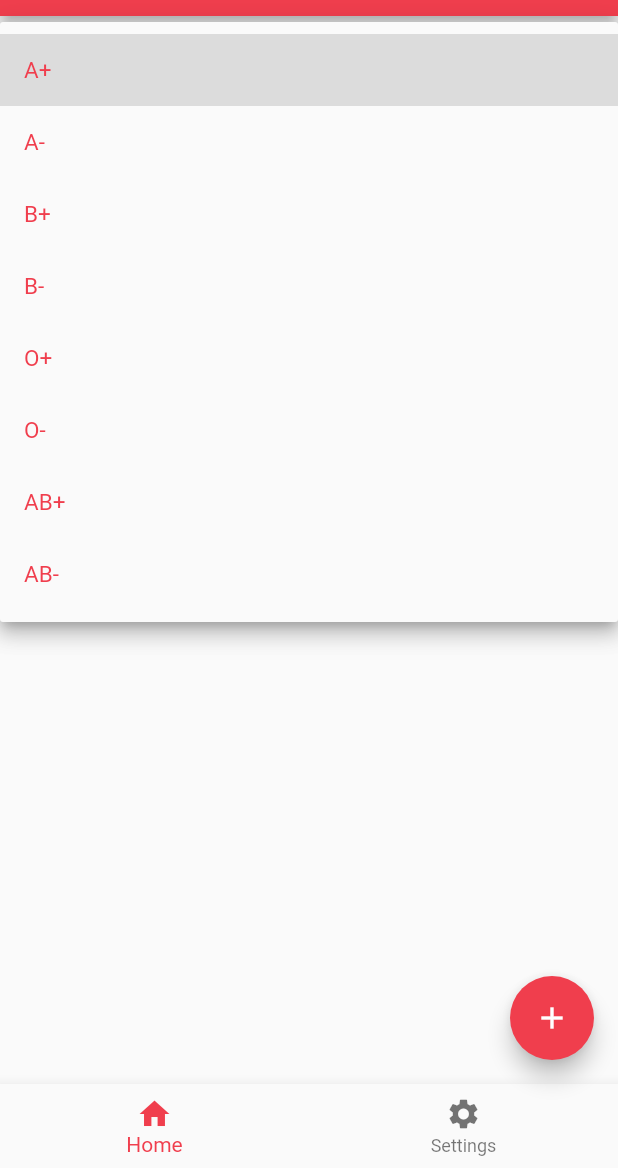
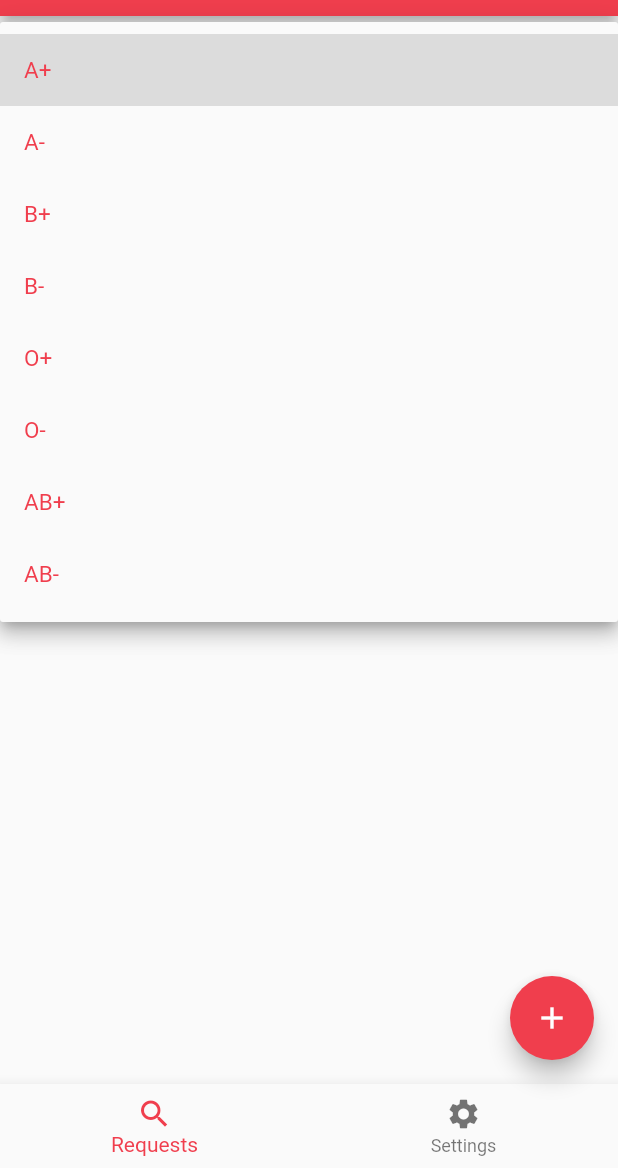
Before and after one commit to FarhanAliRaza/OneBlood, a Flutter app: the screen it shows once a user with an empty profile is signed in, after a tap on "BloodType", on a phone screen of 412 x 824 dp, the part 68-1236 px from its top. Run offline on Flutter 3.47's test engine with Material 2 defaults, Android fonts, the phone set to English and light mode, and no system bars; our stand-ins replace animated_text_kit, cloud_firestore, firebase_auth, firebase_core, flutter_spinkit, geolocator and 1 more; accounts and stored records are empty.

Commit message:
fixed few issues

```diff
--- a/lib/main.dart
+++ b/lib/main.dart
@@ -95,7 +95,8 @@ class _MyAppState extends State<MyApp> {
             }
           }
           return MaterialApp(
-              home: Scaffold(body: Center(child: CircularProgressIndicator())));
+            home: Scaffold(body: Center(child: CircularProgressIndicator())),
+          );
         },
       );
 }
--- a/lib/models/user_model.dart
+++ b/lib/models/user_model.dart
@@ -13,6 +13,7 @@ class UserModel {
     required this.name,
     required this.phone,
     required this.uid,
+    required this.profileImage,
     required this.filters,
   });
 
@@ -23,6 +24,7 @@ class UserModel {
   String name;
   String phone;
   String uid;
+  String profileImage;
   Filters filters;
 
   factory UserModel.fromRawJson(String str) =>
@@ -36,6 +38,7 @@ class UserModel {
         lat: json["lat"].toDouble(),
         lon: json["lon"].toDouble(),
         name: json["name"],
+        profileImage: json["profileImage"],
         phone: json["phone"],
         uid: json["uid"],
         filters: Filters.fromJson(json["filters"]),
@@ -49,6 +52,7 @@ class UserModel {
         "name": name,
         "phone": phone,
         "uid": uid,
+        "profileImage": profileImage,
         "filters": filters.toJson(),
       };
 }
--- a/lib/screens/tab_screen.dart
+++ b/lib/screens/tab_screen.dart
@@ -24,7 +24,7 @@ class _TabScreenState extends State<TabScreen> {
         selectedItemColor: KonsecColor,
         onTap: (index) => setState(() => selectedIndex = index),
         items: [
-          BottomNavigationBarItem(icon: Icon(Icons.home), label: "Home"),
+          BottomNavigationBarItem(icon: Icon(Icons.search), label: "Requests"),
           BottomNavigationBarItem(
               icon: Icon(Icons.settings), label: "Settings"),
         ],
```
Also changed, not shown: lib/screens/home_screen.dart (+15 -7 lines), lib/services/user_services.dart (+10 -2 lines), lib/widgets/blood_request_card.dart (added, +110 -0 lines).
